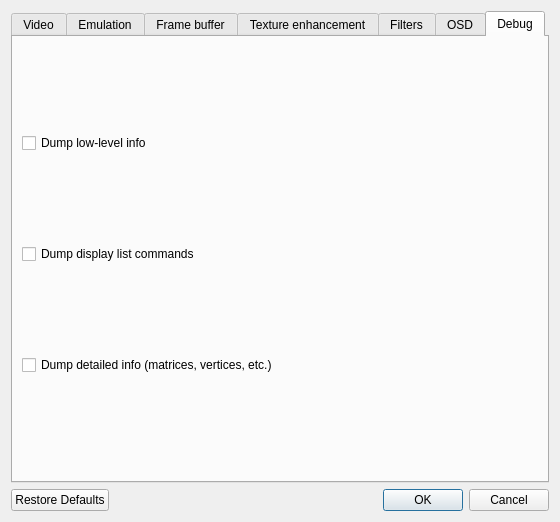
Qt form src/GLideNUI/configDialog.ui (gonetz/GLideN64) before a commit.
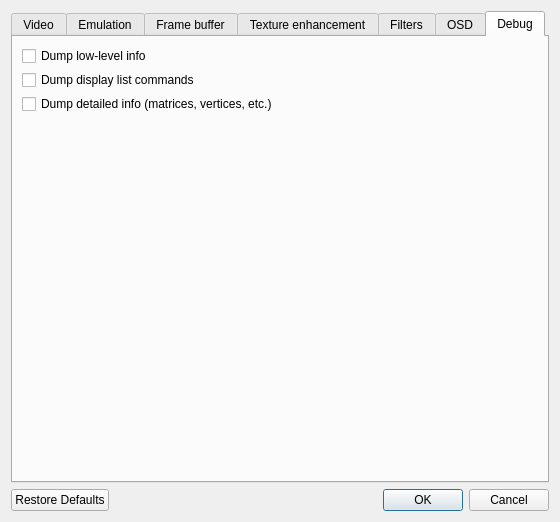
The same form after that commit. The open tabs and pages were chosen to show the change. Icons and pictures are not drawn.

Commit message:
UI: Debug spacer fix
Spacers in Qt 5.4 don't work without a size hint. It's fixed in later
versions.

```diff
--- a/src/GLideNUI/configDialog.ui
+++ b/src/GLideNUI/configDialog.ui
@@ -3763,6 +3763,12 @@
          <property name="orientation">
           <enum>Qt::Vertical</enum>
          </property>
+         <property name="sizeHint" stdset="0">
+          <size>
+           <width>0</width>
+           <height>0</height>
+          </size>
+         </property>
         </spacer>
        </item>
       </layout>
```
